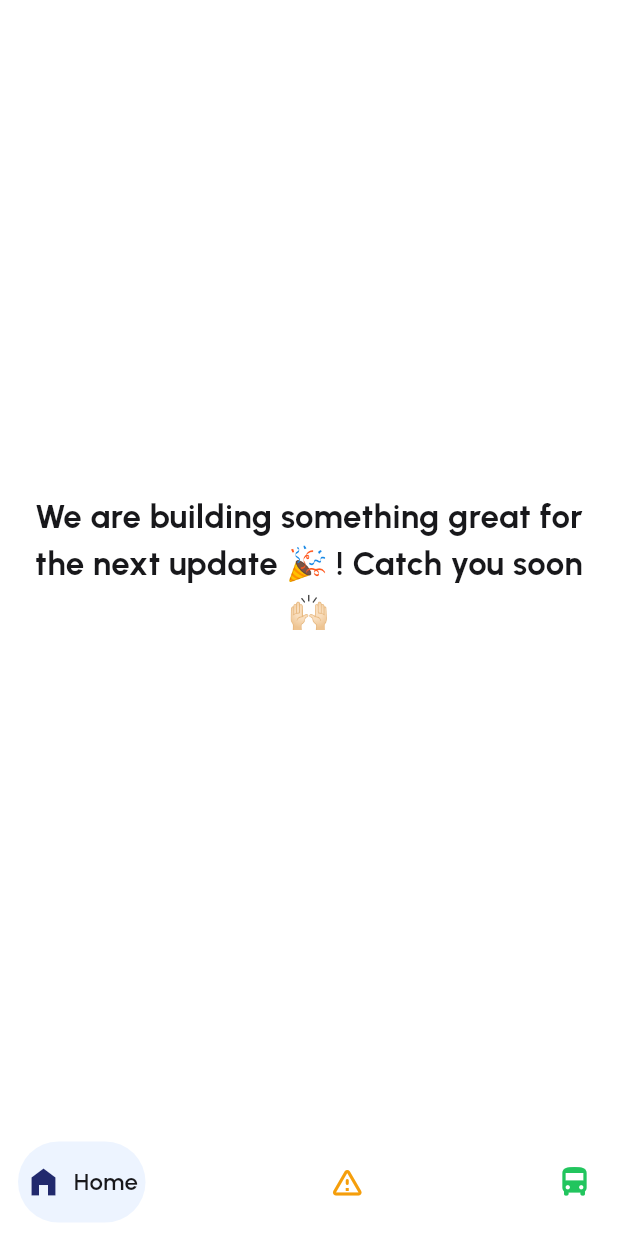
After one commit to joshijoe05/HMS_App, a Flutter app: the TabScreen screen opened by its route, on a phone screen of 412 x 824 dp. The commit adds this screen. Run offline on Flutter 3.47's test engine with Material 3 defaults, Android fonts, the light colour scheme and no system bars; drawn by our look-alikes of google_nav_bar; our stand-ins replace connectivity_plus, flutter_easyloading, fpdart, get_it, go_router, google_fonts and 3 more; missing offline and left inert: appcheck; accounts and stored records are empty.

Commit message:
feat : nav bar home screen

```diff
--- a/lib/core/navigation/go_router.dart
+++ b/lib/core/navigation/go_router.dart
@@ -6,6 +6,7 @@ import 'package:hms_app/features/auth/presentation/pages/mail_sent_screen.dart';
 import 'package:hms_app/features/auth/presentation/pages/profile_screen.dart';
 import 'package:hms_app/features/auth/presentation/pages/sign_up_screen.dart';
 import 'package:hms_app/features/auth/presentation/pages/splash_screen.dart';
+import 'package:hms_app/features/home/pages/navbar_screen.dart';
 
 final GoRouter router = GoRouter(
   initialLocation: '/',
@@ -37,5 +38,9 @@ final GoRouter router = GoRouter(
       path: Routes.home,
       builder: (context, state) => const HomeScreen(),
     ),
+    GoRoute(
+      path: Routes.navScreen,
+      builder: (context, state) => const TabScreen(),
+    ),
   ],
 );
--- a/lib/core/navigation/routes.dart
+++ b/lib/core/navigation/routes.dart
@@ -4,5 +4,6 @@ class Routes {
   static const String signUp = '/sign-up';
   static const String profileSetup = '/profile-setup';
   static const String mailSent = '/verify-mail';
+  static const String navScreen = '/nav-screen';
   static const String home = '/home';
 }
--- a/lib/features/auth/presentation/pages/splash_screen.dart
+++ b/lib/features/auth/presentation/pages/splash_screen.dart
@@ -25,7 +25,7 @@ class _SplashScreenState extends State<SplashScreen> {
       (value) => value[1] as bool,
     );
     if (goHome) {
-      router.go(Routes.home);
+      router.go(Routes.navScreen);
     } else {
       router.go(Routes.login);
     }
--- a/lib/features/auth/presentation/provider/auth_provider.dart
+++ b/lib/features/auth/presentation/provider/auth_provider.dart
@@ -117,7 +117,7 @@ class AuthProvider extends ChangeNotifier {
         prefs.setString("refreshToken", r['data']['refreshToken']);
         userProvider.loadTokens();
         clearLoginData();
-        router.go(Routes.home);
+        router.go(Routes.navScreen);
         return true;
       },
     );
--- /dev/null
+++ b/lib/features/home/pages/navbar_screen.dart
@@ -0,0 +1,67 @@
+import 'package:flutter/material.dart';
+import 'package:google_nav_bar/google_nav_bar.dart';
+import 'package:hms_app/core/theme/colors.dart';
+import 'package:hms_app/features/home/provider/home_provider.dart';
+import 'package:provider/provider.dart';
+
+class TabScreen extends StatefulWidget {
+  const TabScreen({super.key});
+
+  @override
+  State<TabScreen> createState() => _TabScreenState();
+}
+
+class _TabScreenState extends State<TabScreen> {
+  @override
+  Widget build(BuildContext context) {
+    var textTheme = Theme.of(context).textTheme;
+    return Scaffold(
+      bottomNavigationBar: GNav(
+        selectedIndex: context.read<HomeProvider>().selectedIndex,
+        onTabChange: (int value) => context.read<HomeProvider>().changeIndex(value),
+        backgroundColor: Colors.white,
+        gap: 8,
+        tabMargin: const EdgeInsets.symmetric(vertical: 9, horizontal: 12),
+        iconSize: 24,
+        padding: const EdgeInsets.all(20),
+        textStyle: textTheme.bodyMedium,
+        tabBackgroundColor: AppColors.primaryColor50,
+        tabs: const [
+          GButton(
+            padding: EdgeInsets.symmetric(horizontal: 5, vertical: 15),
+            icon: Icons.home_filled,
+            iconColor: AppColors.primaryColor400,
+            iconActiveColor: AppColors.primaryColor900,
+            text: "Home",
+          ),
+          // GButton(
+          //   padding: EdgeInsets.symmetric(horizontal: 5, vertical: 15),
+          //   icon: AppIcons.ask_ai,
+          //   iconColor: AppColors.primaryColor400,
+          //   iconActiveColor: AppColors.primaryColor900,
+          //   text: "Ask AI",
+          // ),
+          GButton(
+            padding: EdgeInsets.symmetric(horizontal: 5, vertical: 15),
+            icon: Icons.warning_amber_rounded,
+            iconColor: AppColors.warningColor500,
+            iconActiveColor: Colors.amber,
+            text: "Complaints",
+          ),
+          GButton(
+            padding: EdgeInsets.symmetric(horizontal: 5, vertical: 15),
+            icon: Icons.directions_bus,
+            iconColor: AppColors.successColor500,
+            iconActiveColor: AppColors.successColor700,
+            text: "Transport",
+          ),
+        ],
+      ),
+      body: Consumer<HomeProvider>(
+        builder: (context, data, child) {
+          return data.screens[data.selectedIndex];
+        },
+      ),
+    );
+  }
+}
--- /dev/null
+++ b/lib/features/home/provider/home_provider.dart
@@ -0,0 +1,61 @@
+import 'package:flutter/material.dart';
+import 'package:hms_app/core/common/provider/user_provider.dart';
+import 'package:hms_app/core/theme/colors.dart';
+
+class HomeProvider extends ChangeNotifier {
+  UserProvider userProvider;
+  HomeProvider(this.userProvider);
+  int selectedIndex = 0;
+  List<Widget> screens = const [
+    // HomeScreen(),
+    Scaffold(
+        body: Padding(
+      padding: EdgeInsets.all(15.0),
+      child: Center(
+          child: Text(
+        "We are building something great for the next update 🎉 ! Catch you soon 🙌🏻",
+        textAlign: TextAlign.center,
+        style: TextStyle(
+          fontSize: 22.0,
+          fontWeight: FontWeight.bold,
+          color: AppColors.grey900,
+        ),
+      )),
+    )),
+    Scaffold(
+        body: Padding(
+      padding: EdgeInsets.all(15.0),
+      child: Center(
+          child: Text(
+        "We are building something great for the next update 🎉 ! Catch you soon 🙌🏻",
+        textAlign: TextAlign.center,
+        style: TextStyle(
+          fontSize: 22.0,
+          fontWeight: FontWeight.bold,
+          color: AppColors.grey900,
+        ),
+      )),
+    )),
+    Scaffold(
+        body: Padding(
+      padding: EdgeInsets.all(15.0),
+      child: Center(
+          child: Text(
+        "We are building something great for the next update 🎉 ! Catch you soon 🙌🏻",
+        textAlign: TextAlign.center,
+        style: TextStyle(
+          fontSize: 22.0,
+          fontWeight: FontWeight.bold,
+          color: AppColors.grey900,
+        ),
+      )),
+    )),
+    // NotificationsScreen(),
+    // ChatUsersScreen(),
+  ];
+
+  void changeIndex(int idx) {
+    selectedIndex = idx;
+    notifyListeners();
+  }
+}
--- a/lib/init_dependencies.dart
+++ b/lib/init_dependencies.dart
@@ -9,6 +9,7 @@ import 'package:hms_app/features/auth/domain/usecases/user_login.dart';
 import 'package:hms_app/features/auth/domain/usecases/user_sign_up.dart';
 import 'package:hms_app/features/auth/presentation/provider/auth_provider.dart';
 import 'package:hms_app/features/auth/presentation/provider/hostel_provider.dart';
+import 'package:hms_app/features/home/provider/home_provider.dart';
 import 'package:shared_preferences/shared_preferences.dart';
 
 final serviceLocator = GetIt.instance;
@@ -25,6 +26,9 @@ Future<void> initDependencies() async {
     () => ApiRepositoryImpl(serviceLocator()),
   );
   _initAuth();
+  serviceLocator.registerLazySingleton<HomeProvider>(
+    () => HomeProvider(serviceLocator()),
+  );
 }
 
 void _initAuth() {
--- a/lib/main.dart
+++ b/lib/main.dart
@@ -8,6 +8,7 @@ import 'package:hms_app/core/navigation/go_router.dart';
 import 'package:hms_app/core/theme/app_theme.dart';
 import 'package:hms_app/features/auth/presentation/provider/auth_provider.dart';
 import 'package:hms_app/features/auth/presentation/provider/hostel_provider.dart';
+import 'package:hms_app/features/home/provider/home_provider.dart';
 import 'package:hms_app/init_dependencies.dart';
 import 'package:provider/provider.dart';
 
@@ -28,6 +29,7 @@ class MyApp extends StatelessWidget {
         ChangeNotifierProvider(create: (context) => serviceLocator<UserProvider>()),
         ChangeNotifierProvider(create: (context) => serviceLocator<HostelProvider>()),
         ChangeNotifierProvider(create: (context) => serviceLocator<AuthProvider>()),
+        ChangeNotifierProvider(create: (context) => serviceLocator<HomeProvider>()),
       ],
       child: MaterialApp.router(
         scaffoldMessengerKey: SnackbarService.messengerKey,
```
